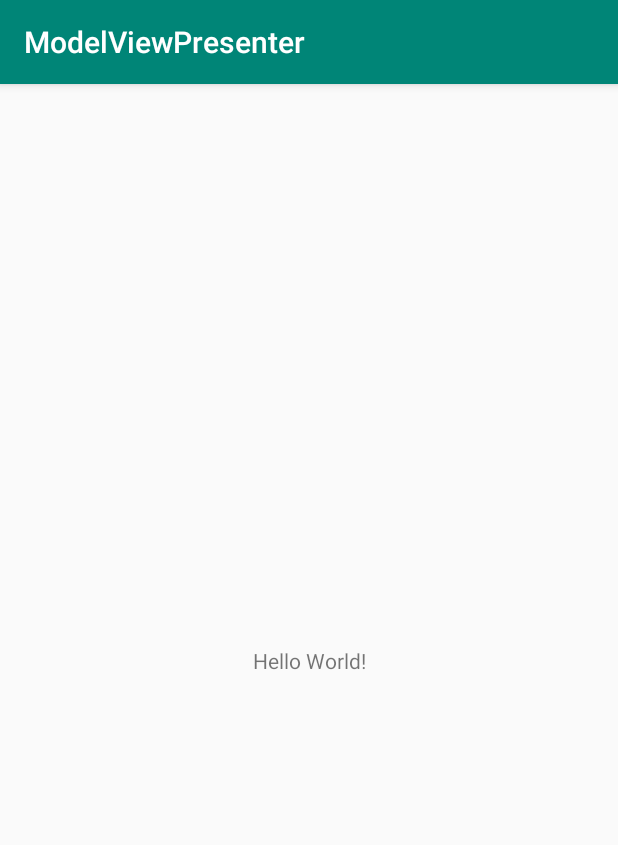
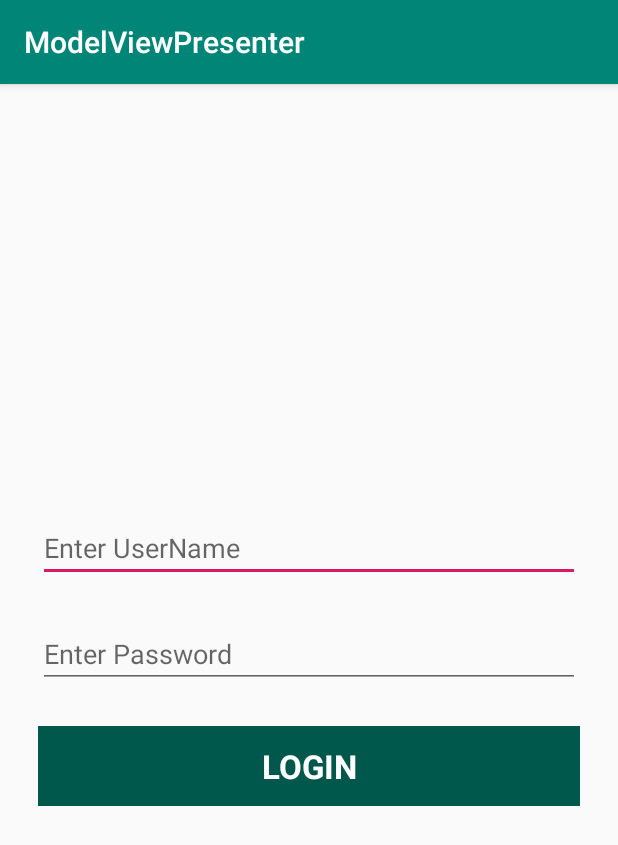
Before and after one commit to KanniX94/MobileComputing, an Android app: the screen it shows after launch (MainActivity), on a phone screen of 412 x 824 dp. Shown: the top 845 px of the screen. Run offline under Robolectric (Android 15) with nearby library versions, the light colour scheme and no system bars.

Commit message:
edited xml layout

```diff
--- a/app/src/main/res/layout/activity_main.xml
+++ b/app/src/main/res/layout/activity_main.xml
@@ -1,18 +1,49 @@
 <?xml version="1.0" encoding="utf-8"?>
-<androidx.constraintlayout.widget.ConstraintLayout xmlns:android="http://schemas.android.com/apk/res/android"
+<LinearLayout xmlns:android="http://schemas.android.com/apk/res/android"
     xmlns:app="http://schemas.android.com/apk/res-auto"
     xmlns:tools="http://schemas.android.com/tools"
     android:layout_width="match_parent"
     android:layout_height="match_parent"
+    android:orientation="vertical"
+    android:gravity="center_vertical"
     tools:context=".Activities.MainActivity">
 
+    <EditText
+        android:id="@+id/etUserName"
+        android:layout_height="wrap_content"
+        android:layout_width="match_parent"
+        android:layout_marginRight="25dp"
+        android:layout_marginLeft="25dp"
+        android:hint="Enter UserName"
+        android:inputType="textPersonName"
+        />
+
+    <EditText
+        android:id="@+id/etPassword"
+        android:layout_height="wrap_content"
+        android:layout_width="match_parent"
+        android:layout_marginTop="25dp"
+        android:layout_marginRight="25dp"
+        android:layout_marginLeft="25dp"
+        android:hint="Enter Password"
+        android:inputType="textPassword"
+        />
+
+
     <TextView
-        android:layout_width="wrap_content"
+        android:id="@+id/tvLogin"
         android:layout_height="wrap_content"
-        android:text="Hello World!"
-        app:layout_constraintBottom_toBottomOf="parent"
-        app:layout_constraintLeft_toLeftOf="parent"
-        app:layout_constraintRight_toRightOf="parent"
-        app:layout_constraintTop_toTopOf="parent" />
+        android:layout_width="match_parent"
+        android:layout_marginTop="25dp"
+        android:layout_marginRight="25dp"
+        android:layout_marginLeft="25dp"
+        android:padding="12dp"
+        android:textSize="22sp"
+        android:textColor="#FFF"
+        android:textStyle="bold"
+        android:background="@color/colorPrimaryDark"
+        android:text="LOGIN"
+        android:gravity="center"
+        />
 
-</androidx.constraintlayout.widget.ConstraintLayout>
+</LinearLayout>
```
